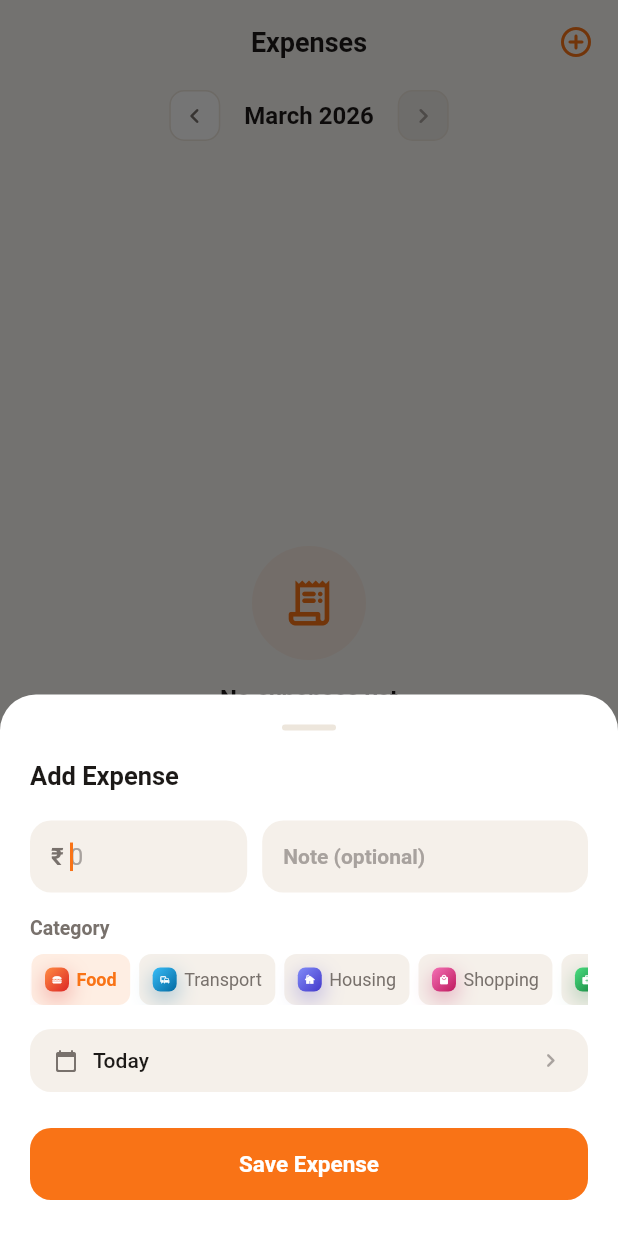
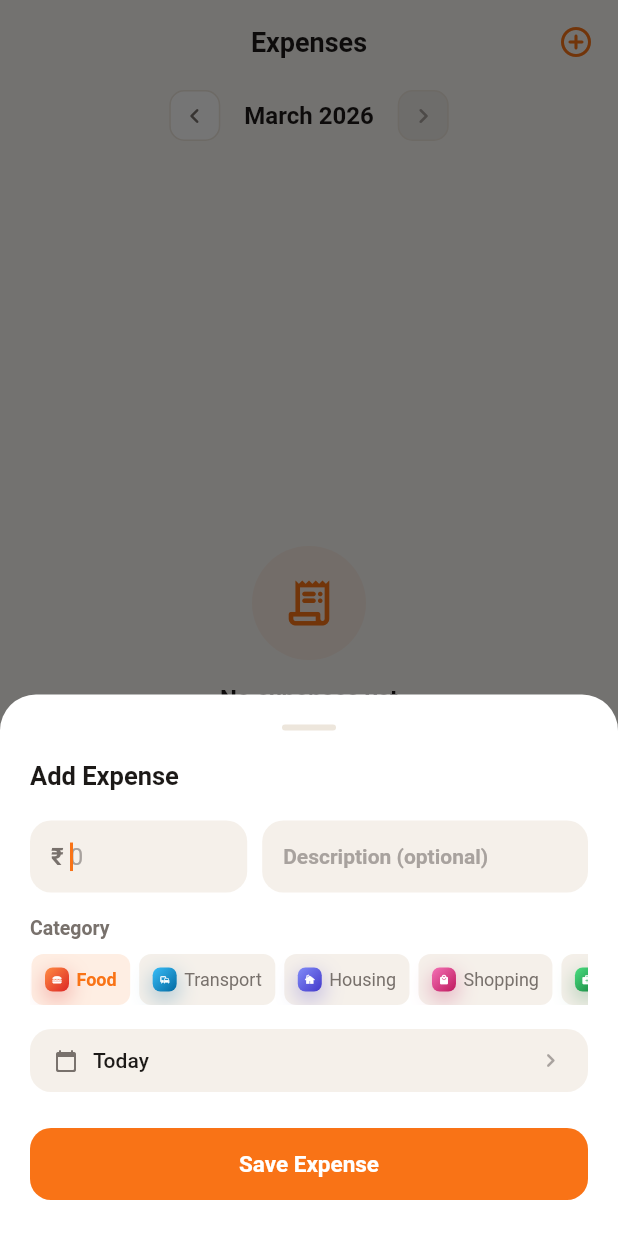
Before and after one commit to ramanakellampalli/smart-bill-buddy, a Flutter app: the ExpensesScreen screen opened directly, after a tap on the "chevron left" icon, after a tap on the "chevron right" icon, after a tap on "Add Expense", on a phone screen of 412 x 824 dp. Run offline on Flutter 3.47's test engine with Material 3 defaults, Android fonts, the phone set to English and light mode, and no system bars; our stand-ins replace cached_network_image, cloud_firestore, firebase_auth, firebase_core, firebase_storage, flutter_local_notifications and 9 more; accounts and stored records are empty; generated files the repository leaves out were written again.

Commit message:
fix: rename Note placeholder to Description

```diff
--- a/lib/presentation/widgets/add_expense_sheet.dart
+++ b/lib/presentation/widgets/add_expense_sheet.dart
@@ -346,7 +346,7 @@ class _DescriptionField extends StatelessWidget {
       textCapitalization: TextCapitalization.sentences,
       style: const TextStyle(fontSize: 14, color: _textPrimary),
       decoration: InputDecoration(
-        hintText: 'Note (optional)',
+        hintText: 'Description (optional)',
         hintStyle: const TextStyle(fontSize: 14, color: _textTertiary),
         filled: true,
         fillColor: const Color(0xFFF5F0EA),
```
